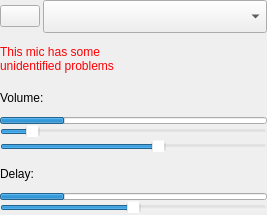
Gemmstone/PyNGtuber, file UI/audioMonitor.ui: the form before one commit.
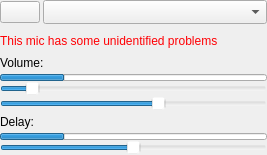
The form after the commit. Icons and pictures are not drawn.

Commit message: Changes: reverted back to old engine because of animation issues (#2) OBS browser source and remote browser source Remade animations (WIP) Noise reduction Control via Websockets Face tracking via camera(experimental) Shadows and filters per asset Better interface

Diff of the .ui file:
```diff
--- a/UI/audioMonitor.ui
+++ b/UI/audioMonitor.ui
@@ -7,7 +7,7 @@
     <x>0</x>
     <y>0</y>
     <width>267</width>
-    <height>215</height>
+    <height>155</height>
    </rect>
   </property>
   <property name="windowTitle">
@@ -112,8 +112,10 @@
       <string notr="true">color: rgb(255, 0, 4);</string>
      </property>
      <property name="text">
-      <string>This mic has some
-unidentified problems</string>
+      <string>This mic has some unidentified problems</string>
+     </property>
+     <property name="wordWrap">
+      <bool>true</bool>
      </property>
     </widget>
    </item>
```
The commit also changes 2 other files.
